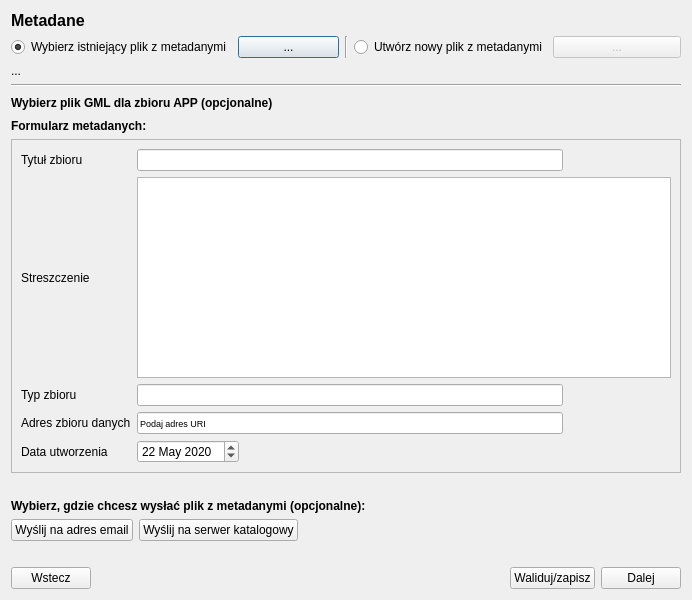
The window that modules/metadata/views/ui/metadane_dialog_base.ui (envirosolutionspl/wtyczka_qgis_app) describes before a commit, drawn with Qt 5.
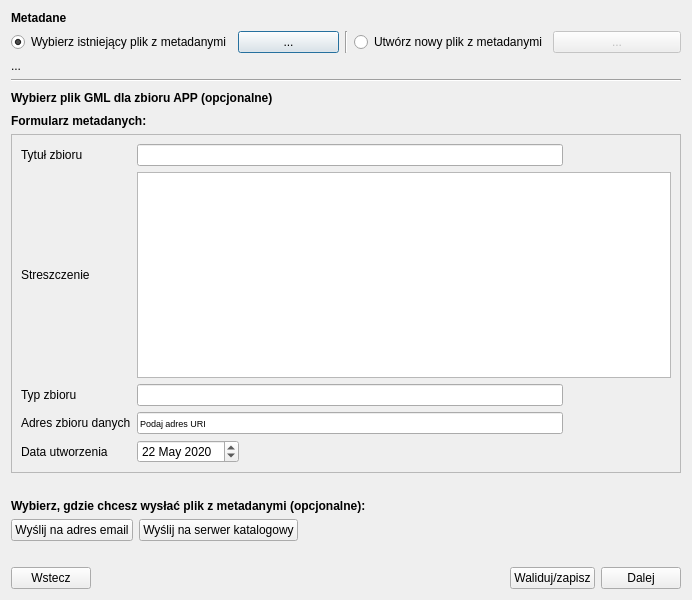
The same window after the commit. Custom widgets are drawn as their Qt base class.

Patch:
```diff
--- a/modules/metadata/views/ui/metadane_dialog_base.ui
+++ b/modules/metadata/views/ui/metadane_dialog_base.ui
@@ -25,7 +25,6 @@
       <widget class="QLabel" name="title_lbl">
        <property name="font">
         <font>
-         <pointsize>12</pointsize>
          <weight>75</weight>
          <bold>true</bold>
         </font>
@@ -173,8 +172,8 @@
          <rect>
           <x>0</x>
           <y>0</y>
-          <width>676</width>
-          <height>385</height>
+          <width>666</width>
+          <height>282</height>
          </rect>
         </property>
         <layout class="QGridLayout" name="gridLayout_2">
```
